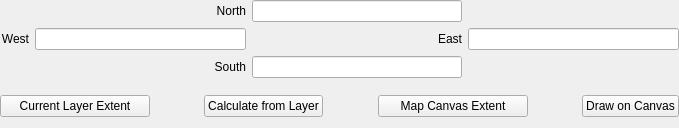
Qt form src/ui/qgsextentgroupboxwidget.ui (qgis/QGIS) before a commit.
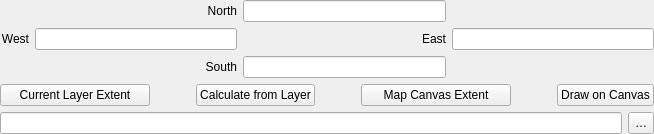
The same form after that commit.

Commit message:
Add "Condensed" mode for QgsExtentWidget
The default appearance is very large, so this mode exposes a more
compact widget (e.g. with the buttons replaced by a toolbutton with
menu entries)

What changed in the file:
```diff
--- a/src/ui/qgsextentgroupboxwidget.ui
+++ b/src/ui/qgsextentgroupboxwidget.ui
@@ -2,14 +2,6 @@
 <ui version="4.0">
  <class>QgsExtentGroupBoxWidget</class>
  <widget class="QWidget" name="QgsExtentGroupBoxWidget">
-  <property name="geometry">
-   <rect>
-    <x>0</x>
-    <y>0</y>
-    <width>679</width>
-    <height>128</height>
-   </rect>
-  </property>
   <property name="sizePolicy">
    <sizepolicy hsizetype="Preferred" vsizetype="Minimum">
     <horstretch>0</horstretch>
@@ -33,6 +25,21 @@
     <number>0</number>
    </property>
    <item>
+    <widget class="QWidget" name="mExpandedWidget" native="true">
+     <layout class="QVBoxLayout" name="verticalLayout_2">
+      <property name="leftMargin">
+       <number>0</number>
+      </property>
+      <property name="topMargin">
+       <number>0</number>
+      </property>
+      <property name="rightMargin">
+       <number>0</number>
+      </property>
+      <property name="bottomMargin">
+       <number>0</number>
+      </property>
+      <item>
     <layout class="QGridLayout" name="gridLayout_4">
      <item row="0" column="1">
       <widget class="QLabel" name="mYMaxLabel">
@@ -107,7 +114,7 @@
       <property name="bottomMargin">
        <number>0</number>
       </property>
-      <item row="0" column="11">
+         <item row="2" column="11">
        <widget class="QPushButton" name="mButtonDrawOnCanvas">
         <property name="sizePolicy">
          <sizepolicy hsizetype="Minimum" vsizetype="Minimum">
@@ -120,7 +127,7 @@
         </property>
        </widget>
       </item>
-      <item row="0" column="0">
+         <item row="2" column="0">
        <widget class="QPushButton" name="mOriginalExtentButton">
         <property name="minimumSize">
          <size>
@@ -133,7 +140,7 @@
         </property>
        </widget>
       </item>
-      <item row="0" column="6">
+         <item row="2" column="6">
        <widget class="QPushButton" name="mCurrentExtentButton">
         <property name="minimumSize">
          <size>
@@ -146,7 +153,7 @@
         </property>
        </widget>
       </item>
-      <item row="0" column="1">
+         <item row="2" column="1">
        <spacer name="horizontalSpacer_3">
         <property name="orientation">
          <enum>Qt::Horizontal</enum>
@@ -159,7 +166,7 @@
         </property>
        </spacer>
       </item>
-      <item row="0" column="5">
+         <item row="2" column="5">
        <spacer name="horizontalSpacer">
         <property name="orientation">
          <enum>Qt::Horizontal</enum>
@@ -172,7 +179,7 @@
         </property>
        </spacer>
       </item>
-      <item row="0" column="10">
+         <item row="2" column="10">
        <spacer name="horizontalSpacer_2">
         <property name="orientation">
          <enum>Qt::Horizontal</enum>
@@ -185,7 +192,7 @@
         </property>
        </spacer>
       </item>
-      <item row="0" column="3">
+         <item row="2" column="3">
        <widget class="QPushButton" name="mButtonCalcFromLayer">
         <property name="sizePolicy">
          <sizepolicy hsizetype="Minimum" vsizetype="Minimum">
@@ -195,6 +202,50 @@
         </property>
         <property name="text">
          <string>Calculate from Layer</string>
+           </property>
+          </widget>
+         </item>
+        </layout>
+       </widget>
+      </item>
+     </layout>
+    </widget>
+   </item>
+   <item>
+    <widget class="QWidget" name="mCondensedFrame" native="true">
+     <layout class="QHBoxLayout" name="horizontalLayout">
+      <property name="leftMargin">
+       <number>0</number>
+      </property>
+      <property name="topMargin">
+       <number>0</number>
+      </property>
+      <property name="rightMargin">
+       <number>0</number>
+      </property>
+      <property name="bottomMargin">
+       <number>0</number>
+      </property>
+      <item>
+       <widget class="QLineEdit" name="mCondensedLineEdit">
+        <property name="sizePolicy">
+         <sizepolicy hsizetype="Expanding" vsizetype="Preferred">
+          <horstretch>0</horstretch>
+          <verstretch>0</verstretch>
+         </sizepolicy>
+        </property>
+       </widget>
+      </item>
+      <item>
+       <widget class="QToolButton" name="mCondensedToolButton">
+        <property name="sizePolicy">
+         <sizepolicy hsizetype="Fixed" vsizetype="Preferred">
+          <horstretch>0</horstretch>
+          <verstretch>0</verstretch>
+         </sizepolicy>
+        </property>
+        <property name="text">
+         <string>…</string>
         </property>
        </widget>
       </item>
```
Left out of the diff: 48 changed lines with no effect on the pictures. Lines whose indentation alone changed are shown as unchanged. The commit also changes 4 other files.
